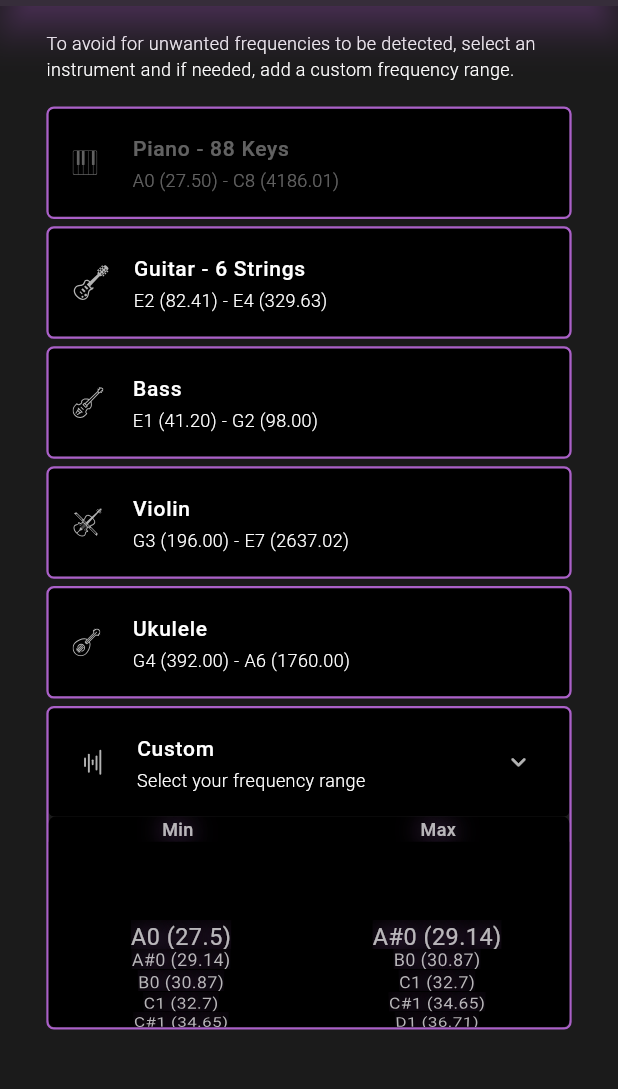
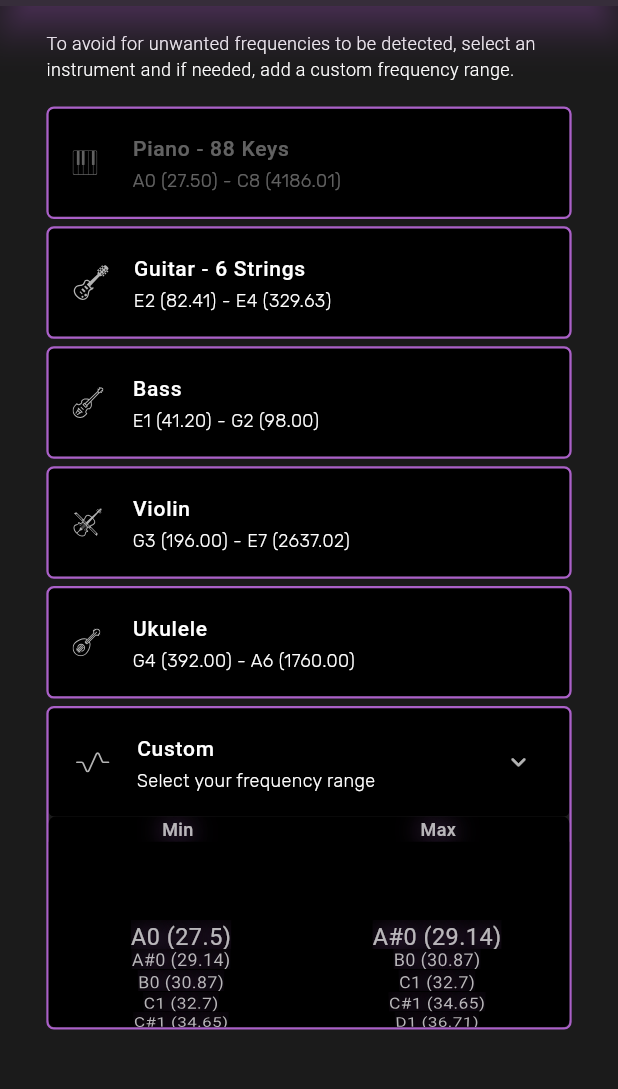
Before and after one commit to mattiolichiara/pitch_trainer, a Flutter app: the SamplingType screen opened directly, after a tap on "Custom", on a phone screen of 412 x 824 dp, the part 84-1173 px from its top. Run offline on Flutter 3.47's test engine with Material 3 defaults, Android fonts, the phone set to English and light mode, and no system bars; our stand-ins replace flutter_bloc, flutter_localization, flutter_svg, fluttertoast, google_fonts, permission_handler and 2 more; missing offline and left inert: flutter_audio_waveforms, flutter_pitch_detection, jumping_dot, linear_progress_bar; accounts and stored records are empty.

Commit message:
+When Recording Screen doesn't dim or lock +Fixed Volume Bar Animation +UI Update +Values reset when audio is silent
+@TODO Fix Sliders Logic
[Ui non si aggiorna quando fai reset
Il primo scroll automatico non e' preciso
Adesso se setti manualmente i valori non si aggiornano i valori]

```diff
--- a/lib/app.dart
+++ b/lib/app.dart
@@ -2,6 +2,7 @@ import 'package:flutter/material.dart';
 import 'package:flutter_bloc/flutter_bloc.dart';
 import 'package:flutter_localization/flutter_localization.dart';
 import 'package:flutter_localizations/flutter_localizations.dart';
+import 'package:pitch_trainer/general/cubit/can_scroll_precision_cubit.dart';
 import 'package:pitch_trainer/general/cubit/tolerance_cubit.dart';
 
 import 'general/cubit/precision_cubit.dart';
@@ -39,6 +40,7 @@ class _MyAppState extends State<MyApp> {
         BlocProvider(create: (context) => SoundWaveCubit()),
         BlocProvider(create: (context) => PrecisionCubit()),
         BlocProvider(create: (context) => ToleranceCubit()),
+        BlocProvider(create: (context) => CanScrollCubit()),
       ],
       child: BlocBuilder<ThemeCubit, ThemeData>(
         builder: (context, theme) {
--- /dev/null
+++ b/lib/general/cubit/can_scroll_precision_cubit.dart
@@ -0,0 +1,19 @@
+import 'package:flutter_bloc/flutter_bloc.dart';
+import 'package:shared_preferences/shared_preferences.dart';
+
+class CanScrollCubit extends Cubit<bool> {
+  CanScrollCubit() : super(false) {
+    _loadInitialState();
+  }
+
+  Future<void> _loadInitialState() async {
+    final prefs = await SharedPreferences.getInstance();
+    emit(prefs.getBool('canScroll') ?? false);
+  }
+
+  Future<void> updateScroll(bool canScroll) async {
+    final prefs = await SharedPreferences.getInstance();
+    await prefs.setBool('canScroll', canScroll);
+    emit(canScroll);
+  }
+}
--- a/lib/sampling/utils/constants.dart
+++ b/lib/sampling/utils/constants.dart
@@ -3,4 +3,8 @@ class Constants {
   static const defaultTolerance = 0.6;
   static const defaultPrecision = 0.8;
   static const defaultBufferSize = 8196;
+  static const defaultInstrumentIcon = 'assets/icons/piano-svgrepo-com4.svg';
+  static const defaultMinFrequency = 27.50;
+  static const defaultMaxFrequency = 4186.01;
+  static const defaultIsNotCustom = true;
   }
--- a/lib/sampling/view/sampling_type.dart
+++ b/lib/sampling/view/sampling_type.dart
@@ -8,6 +8,7 @@ import 'package:shared_preferences/shared_preferences.dart';
 import '../../general/utils/languages.dart';
 import '../../general/widgets/home_app_bar.dart';
 import '../../general/widgets/ui_utils.dart';
+import '../utils/constants.dart';
 import '../utils/frequencies.dart';
 
 class SamplingType extends StatefulWidget {
@@ -44,7 +45,7 @@ class _SamplingType extends State<SamplingType> {
     'Bass Guitar': 'assets/icons/bass-svgrepo-com.svg',
     'Violin': 'assets/icons/violin-svgrepo-com.svg',
     'Ukulele': 'assets/icons/ukelele-svgrepo-com.svg',
-    'Custom': 'assets/icons/audio-wave-svgrepo-com.svg',
+    'Custom': 'assets/icons/wave-pulse-1-svgrepo-com.svg',
   };
 
   TextStyle textStyling(size, fontSize, td) {
@@ -317,7 +318,6 @@ class _SamplingType extends State<SamplingType> {
   //METHODS
   Future<void> _loadPreferences() async {
     await _loadFrequencyValues();
-    //debugPrint("Min: $_minFrequency - Max: $_maxFrequency");
 
     setState(() {
       _isLoading = false;
@@ -327,10 +327,10 @@ class _SamplingType extends State<SamplingType> {
   Future<void> _loadFrequencyValues() async {
     SharedPreferences prefs = await SharedPreferences.getInstance();
     setState(() {
-      _minFrequency = prefs.getDouble('minFrequency') ?? 27.50;
-      _maxFrequency = prefs.getDouble('maxFrequency') ?? 4186.01;
-      _isNotCustom = prefs.getBool('isNotCustom') ?? true;
-      _selectedInstrument = prefs.getString('instrumentIcon') ?? 'assets/icons/piano-instrument-keyboard-svgrepo-com.svg';
+      _minFrequency = prefs.getDouble('minFrequency') ?? Constants.defaultMinFrequency;
+      _maxFrequency = prefs.getDouble('maxFrequency') ?? Constants.defaultMaxFrequency;
+      _isNotCustom = prefs.getBool('isNotCustom') ?? Constants.defaultIsNotCustom;
+      _selectedInstrument = prefs.getString('instrumentIcon') ?? Constants.defaultInstrumentIcon;
     });
   }
 
--- a/lib/sampling/widgets/instrument_card.dart
+++ b/lib/sampling/widgets/instrument_card.dart
@@ -1,5 +1,6 @@
 import 'package:flutter/material.dart';
 import 'package:flutter_svg/flutter_svg.dart';
+import 'package:google_fonts/google_fonts.dart';
 
 class InstrumentCard extends StatefulWidget {
   const InstrumentCard({
@@ -28,6 +29,14 @@ class InstrumentCard extends StatefulWidget {
 class _InstrumentCardState extends State<InstrumentCard> {
 
   //STYLE
+  TextStyle _getSubTextStyle(ThemeData td) {
+    return GoogleFonts.rubik(
+      color: widget.isActive ? td.colorScheme.onSurface : Colors.white38,
+      fontWeight: FontWeight.w100,
+      fontSize: 12
+    );
+  }
+
   Color _getTextColor(td) {
     return widget.isActive ? td.colorScheme.onSurface : Colors.white38;
   }
@@ -65,11 +74,7 @@ class _InstrumentCardState extends State<InstrumentCard> {
       ),
       subtitle: Text(
         widget.subText,
-        style: TextStyle(
-          fontWeight: FontWeight.w300,
-          fontSize: 12,
-          color: _getTextColor(td),
-        ),
+        style: _getSubTextStyle(td),
       ),
       title: Text(
         widget.text,
--- a/lib/sampling/widgets/instrument_expansion_tile.dart
+++ b/lib/sampling/widgets/instrument_expansion_tile.dart
@@ -1,5 +1,6 @@
 import 'package:flutter/material.dart';
 import 'package:flutter_svg/flutter_svg.dart';
+import 'package:google_fonts/google_fonts.dart';
 
 class InstrumentExpansionTile extends StatefulWidget {
   const InstrumentExpansionTile(
@@ -32,6 +33,14 @@ class InstrumentExpansionTile extends StatefulWidget {
 class _InstrumentExpansionTileState extends State<InstrumentExpansionTile> {
 
   //STYLE
+  TextStyle _getSubTextStyle(ThemeData td) {
+    return GoogleFonts.rubik(
+        color: widget.isActive ? td.colorScheme.onSurface : Colors.white38,
+        fontWeight: FontWeight.w100,
+        fontSize: 12
+    );
+  }
+
   Color selectColor(td) {
     return widget.isActive == true ? td.colorScheme.onSurface : Colors.white38;
   }
@@ -112,11 +121,7 @@ class _InstrumentExpansionTileState extends State<InstrumentExpansionTile> {
             leading: _leadingIcon(leadingIcon),
             subtitle: Text(
               widget.subText,
-              style: TextStyle(
-                fontWeight: FontWeight.w300,
-                fontSize: 12,
-                color: selectColor(td),
-              ),
+              style: _getSubTextStyle(td),
             ),
             title: Text(
               text,
--- a/lib/settings/widgets/functional/precision_settings.dart
+++ b/lib/settings/widgets/functional/precision_settings.dart
@@ -3,6 +3,7 @@ import 'package:flutter_bloc/flutter_bloc.dart';
 import 'package:flutter_localization/flutter_localization.dart';
 import 'package:pitch_trainer/general/utils/languages.dart';
 
+import '../../../general/cubit/can_scroll_precision_cubit.dart';
 import '../../../general/cubit/precision_cubit.dart';
 import '../../../general/widgets/ui_utils.dart';
 import '../../../sampling/utils/constants.dart';
@@ -54,9 +55,8 @@ class _PrecisionSettings extends State<PrecisionSettings> {
             ticksMargin: size.width*0.012,
             boxBorderColor: td.colorScheme.primary,
             onChanged: (newValue) {
-              setState(() {
-                context.read<PrecisionCubit>().updatePrecision(newValue/100);
-              });
+                if(context.read<CanScrollCubit>().state) context.read<PrecisionCubit>().updatePrecision(newValue/100);
+                debugPrint(newValue.toString());
             },
           ),
         );
--- a/lib/settings/widgets/functional/tolerance_settings.dart
+++ b/lib/settings/widgets/functional/tolerance_settings.dart
@@ -2,6 +2,8 @@ import 'package:flutter/material.dart';
 import 'package:flutter_bloc/flutter_bloc.dart';
 import 'package:flutter_localization/flutter_localization.dart';
 
+import '../../../general/cubit/can_scroll_precision_cubit.dart';
+import '../../../general/cubit/precision_cubit.dart';
 import '../../../general/cubit/tolerance_cubit.dart';
 import '../../../general/utils/languages.dart';
 import '../../../general/widgets/ui_utils.dart';
@@ -54,9 +56,7 @@ class _ToleranceSettings extends State<ToleranceSettings> {
             ticksMargin: size.width*0.012,
             boxBorderColor: td.colorScheme.primary,
             onChanged: (newValue) {
-              setState(() {
-                context.read<ToleranceCubit>().updateTolerance(newValue/100);
-              });
+              if(context.read<CanScrollCubit>().state) context.read<ToleranceCubit>().updateTolerance(newValue/100);
             },
           ),
         );
--- a/pubspec.yaml
+++ b/pubspec.yaml
@@ -41,8 +41,10 @@ dependencies:
   flutter_localization: ^0.3.1
   fluttertoast: ^8.2.12
   flutter_overlay_window: ^0.4.5
-  flutter_pitch_detection:
-    path: C:/Users/chiar/StudioProjects/flutter_pitch_detection
+  jumping_dot: ^0.0.7
+  google_fonts: ^6.2.1
+  flutter_pitch_detection: ^1.1.2
+  wakelock_plus: ^1.3.2
 
 
   # The following adds the Cupertino Icons font to your application.
```
Also changed, not shown: lib/general/cubit/theme_cubit.dart (+12 -0 lines), lib/general/widgets/ui_utils.dart (+9 -1 lines), lib/sampling/view/sound_sampling.dart (+67 -44 lines), lib/settings/widgets/ValueSlider.dart (+32 -12 lines), lib/settings/widgets/functional/other_settings.dart (+21 -4 lines), assets/icons/microphone-2-svgrepo-com (1).svg, assets/icons/microphone-2-svgrepo-com.svg, assets/icons/wave-pulse-1-svgrepo-com.svg (added), 1 other file.
